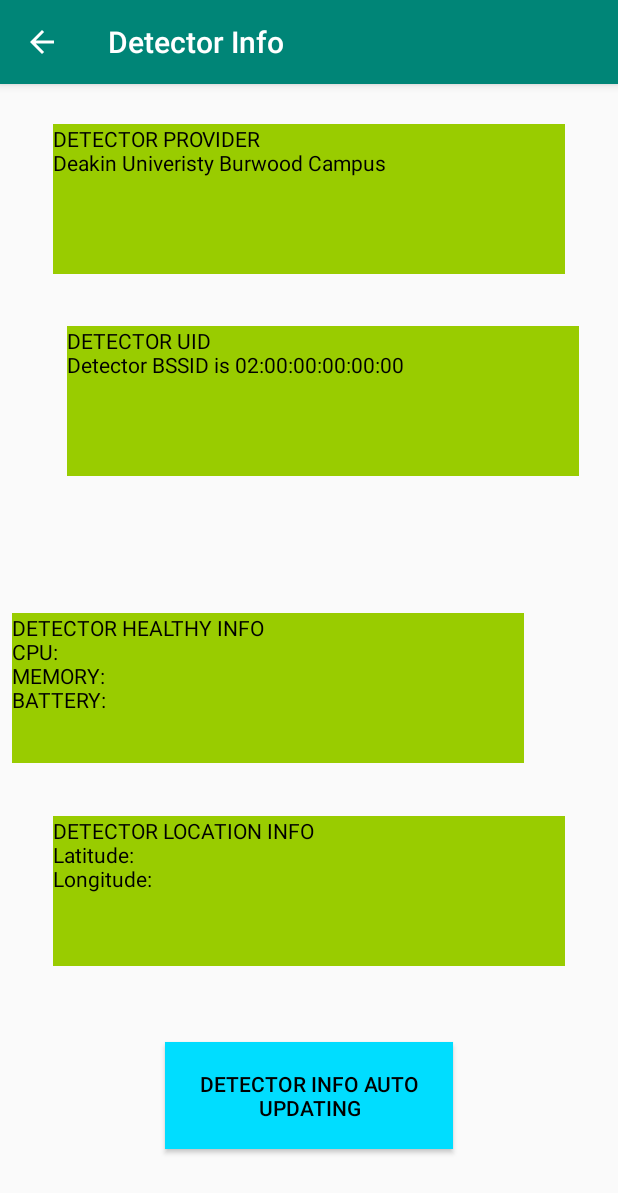
After one commit to dog-dev-mel/Research-Associate-Deakin, an Android app: the DetectorPage screen opened directly, with no data from a screen before it, on a phone screen of 412 x 824 dp. The commit adds this screen. Shown: the top 1193 px of the screen. Run offline under Robolectric (Android 15) with nearby library versions, the phone set to English and light mode, and no system bars.

Commit message:
Adding the DetectorPage containing the Detector name, Detector BSSID. In addition, i will add the CPU, Memory, Battery, Location Info in future and send them into the Smart contract server.

```diff
--- /dev/null
+++ b/app/src/main/java/com/example/ddetector/dronedetector/DetectorPage.java
@@ -0,0 +1,94 @@
+package com.example.ddetector.dronedetector;
+
+import android.content.BroadcastReceiver;
+import android.content.Context;
+import android.content.Intent;
+import android.content.IntentFilter;
+import android.net.wifi.WifiInfo;
+import android.net.wifi.WifiManager;
+import android.os.BatteryManager;
+import android.os.Bundle;
+import android.os.HardwarePropertiesManager;
+import android.support.design.widget.FloatingActionButton;
+import android.support.design.widget.Snackbar;
+import android.support.v7.app.AppCompatActivity;
+import android.support.v7.widget.Toolbar;
+import android.util.Log;
+import android.view.View;
+import android.widget.ArrayAdapter;
+import android.widget.TextView;
+
+import java.sql.Array;
+
+import static android.os.HardwarePropertiesManager.TEMPERATURE_CURRENT;
+
+
+public class DetectorPage extends AppCompatActivity {
+
+
+    @Override
+    protected void onCreate(Bundle savedInstanceState) {
+        super.onCreate(savedInstanceState);
+        setContentView(R.layout.activity_detector_page);
+
+        //Get the Android MAC address as the Detector UID
+        WifiManager wifimanager = (WifiManager) getSystemService(Context.WIFI_SERVICE);
+        WifiInfo info = wifimanager.getConnectionInfo();
+        String macAddress = info.getMacAddress();
+
+        //
+
+//        BatteryManager batterymanager = (BatteryManager) getSystemService(Context.BATTERY_SERVICE);
+//
+//        int level = batterymanager.getIntExtra(BatteryManager.EXTRA_LEVEL, -1);
+//        int scale = batterymanager.getIntExtra(BatteryManager.EXTRA_SCALE, -1);
+//
+//        float batteryPct = level / (float)scale;
+
+
+        //
+//        HardwarePropertiesManager hardwaremanager = (HardwarePropertiesManager) getSystemService(Context.HARDWARE_PROPERTIES_SERVICE);
+//
+//        float[] temperatures = hardwaremanager.getDeviceTemperatures( HardwarePropertiesManager.DEVICE_TEMPERATURE_CPU, HardwarePropertiesManager.TEMPERATURE_CURRENT);
+
+
+
+
+        TextView detectorprovidertxtView = (TextView) findViewById(R.id.detectorProvidertxt);
+        detectorprovidertxtView.setText("DETECTOR PROVIDER" + "\n" + "Deakin Univeristy Burwood Campus"); //set text for text view
+
+        TextView detectornametxtView = (TextView) findViewById(R.id.detectorNametxt);
+        detectornametxtView.setText("DETECTOR UID" + "\n" + "Detector BSSID is " + macAddress);
+
+        TextView detectorHealthyInfoView = (TextView) findViewById(R.id.detectorHealthyInfotxt);
+        detectorHealthyInfoView.setText("DETECTOR HEALTHY INFO" + "\n"
+                                        + "CPU: " + "\n"
+                                        + "MEMORY: " +  "\n"
+                                        + "BATTERY: " ); //set text for text view
+
+        TextView detectorLocationInfoView = (TextView) findViewById(R.id.detectorLocationInfotxt);
+        detectorLocationInfoView.setText("DETECTOR LOCATION INFO" + "\n"
+                                         + "Latitude: " + "\n"
+                                         + "Longitude: " ); //set text for text view
+    }
+
+//    @Override
+    ////    public void onCreate() {
+    ////        BroadcastReceiver batteryReceiver = new BroadcastReceiver() {
+    ////            int scale = -1;
+    ////            int level = -1;
+    ////            int voltage = -1;
+    ////            int temp = -1;
+    ////            @Override
+    ////            public void onReceive(Context context, Intent intent) {
+    ////                level = intent.getIntExtra(BatteryManager.EXTRA_LEVEL, -1);
+    ////                scale = intent.getIntExtra(BatteryManager.EXTRA_SCALE, -1);
+    ////                temp = intent.getIntExtra(BatteryManager.EXTRA_TEMPERATURE, -1);
+    ////                voltage = intent.getIntExtra(BatteryManager.EXTRA_VOLTAGE, -1);
+    ////                Log.e("BatteryManager", "level is "+level+"/"+scale+", temp is "+temp+", voltage is "+voltage);
+    ////            }
+    ////        };
+    ////        IntentFilter filter = new IntentFilter(Intent.ACTION_BATTERY_CHANGED);
+    ////        registerReceiver(batteryReceiver, filter);
+    ////    }
+}
--- /dev/null
+++ b/app/src/main/res/layout/activity_detector_page.xml
@@ -0,0 +1,133 @@
+<?xml version="1.0" encoding="utf-8"?>
+<android.support.constraint.ConstraintLayout xmlns:android="http://schemas.android.com/apk/res/android"
+    xmlns:app="http://schemas.android.com/apk/res-auto"
+    xmlns:tools="http://schemas.android.com/tools"
+    android:layout_width="match_parent"
+    android:layout_height="match_parent"
+    tools:context=".DetectorPage">
+
+
+    <android.support.constraint.Guideline
+        android:id="@+id/guideline5"
+        android:layout_width="wrap_content"
+        android:layout_height="wrap_content"
+        android:orientation="horizontal"
+        app:layout_constraintGuide_percent="0.0" />
+
+    <android.support.constraint.Guideline
+        android:id="@+id/guideline6"
+        android:layout_width="wrap_content"
+        android:layout_height="wrap_content"
+        android:orientation="horizontal"
+        app:layout_constraintGuide_percent="0.20" />
+
+    <android.support.constraint.Guideline
+        android:id="@+id/guideline7"
+        android:layout_width="wrap_content"
+        android:layout_height="wrap_content"
+        android:orientation="horizontal"
+        app:layout_constraintGuide_percent="0.40" />
+
+    <android.support.constraint.Guideline
+        android:id="@+id/guideline8"
+        android:layout_width="wrap_content"
+        android:layout_height="wrap_content"
+        android:orientation="horizontal"
+        app:layout_constraintGuide_percent="0.60" />
+
+    <android.support.constraint.Guideline
+        android:id="@+id/guideline9"
+        android:layout_width="wrap_content"
+        android:layout_height="wrap_content"
+        android:orientation="horizontal"
+        app:layout_constraintGuide_percent="0.80" />
+
+    <android.support.constraint.Guideline
+        android:id="@+id/guideline10"
+        android:layout_width="wrap_content"
+        android:layout_height="wrap_content"
+        android:orientation="horizontal"
+        app:layout_constraintGuide_percent="1.00" />
+
+    <TextView
+        android:id="@+id/detectorProvidertxt"
+        android:layout_width="341dp"
+        android:layout_height="100dp"
+        android:layout_marginStart="8dp"
+        android:layout_marginTop="8dp"
+        android:layout_marginEnd="8dp"
+        android:layout_marginBottom="8dp"
+        android:background="@android:color/holo_green_light"
+        android:text="@string/textview1"
+        android:textColor="@android:color/background_dark"
+        app:layout_constraintBottom_toTopOf="@+id/guideline6"
+        app:layout_constraintEnd_toEndOf="parent"
+        app:layout_constraintStart_toStartOf="parent"
+        app:layout_constraintTop_toTopOf="parent" />
+
+    <TextView
+        android:id="@+id/detectorNametxt"
+        android:layout_width="341dp"
+        android:layout_height="100dp"
+        android:layout_marginStart="8dp"
+        android:layout_marginTop="8dp"
+        android:layout_marginEnd="8dp"
+        android:background="@android:color/holo_green_light"
+        android:text="@string/textview2"
+        android:textColor="@android:color/background_dark"
+        app:layout_constraintBottom_toTopOf="@+id/guideline7"
+        app:layout_constraintEnd_toEndOf="parent"
+        app:layout_constraintHorizontal_bias="0.666"
+        app:layout_constraintStart_toStartOf="parent"
+        app:layout_constraintTop_toTopOf="@+id/guideline6"
+        app:layout_constraintVertical_bias="0.0" />
+
+    <TextView
+        android:id="@+id/detectorHealthyInfotxt"
+        android:layout_width="341dp"
+        android:layout_height="100dp"
+        android:layout_marginStart="8dp"
+        android:layout_marginTop="8dp"
+        android:layout_marginEnd="8dp"
+        android:layout_marginBottom="8dp"
+        android:background="@android:color/holo_green_light"
+        android:text="@string/textview3"
+        android:textColor="@android:color/background_dark"
+        app:layout_constraintBottom_toTopOf="@+id/guideline8"
+        app:layout_constraintEnd_toEndOf="parent"
+        app:layout_constraintHorizontal_bias="0.0"
+        app:layout_constraintStart_toStartOf="parent"
+        app:layout_constraintTop_toBottomOf="@+id/detectorNametxt"
+        app:layout_constraintVertical_bias="1.0" />
+
+    <TextView
+        android:id="@+id/detectorLocationInfotxt"
+        android:layout_width="341dp"
+        android:layout_height="100dp"
+        android:layout_marginStart="8dp"
+        android:layout_marginTop="8dp"
+        android:layout_marginEnd="8dp"
+        android:layout_marginBottom="8dp"
+        android:background="@android:color/holo_green_light"
+        android:text="@string/textview4"
+        android:textColor="@android:color/background_dark"
+        app:layout_constraintBottom_toTopOf="@+id/guideline9"
+        app:layout_constraintEnd_toEndOf="parent"
+        app:layout_constraintStart_toStartOf="parent"
+        app:layout_constraintTop_toTopOf="@+id/guideline8" />
+
+    <Button
+        android:id="@+id/detectorinfo_updating_btn"
+        android:layout_width="192dp"
+        android:layout_height="71dp"
+        android:layout_marginStart="8dp"
+        android:layout_marginTop="24dp"
+        android:layout_marginEnd="8dp"
+        android:background="@android:color/holo_blue_bright"
+        android:text="@string/btnDetector"
+        android:textColor="@android:color/background_dark"
+        app:layout_constraintEnd_toEndOf="parent"
+        app:layout_constraintStart_toStartOf="parent"
+        app:layout_constraintTop_toTopOf="@+id/guideline9" />
+
+</android.support.constraint.ConstraintLayout>
--- a/app/src/main/res/layout/content_start_page.xml
+++ b/app/src/main/res/layout/content_start_page.xml
@@ -13,7 +13,6 @@
         android:layout_width="wrap_content"
         android:layout_height="wrap_content"
         android:orientation="horizontal"
-        app:layout_constraintGuide_begin="148dp"
         app:layout_constraintGuide_percent="0.0" />
 
     <android.support.constraint.Guideline
@@ -21,7 +20,6 @@
         android:layout_width="wrap_content"
         android:layout_height="wrap_content"
         android:orientation="horizontal"
-        app:layout_constraintGuide_begin="20dp"
         app:layout_constraintGuide_percent="0.40" />
 
     <android.support.constraint.Guideline
@@ -29,7 +27,6 @@
         android:layout_width="wrap_content"
         android:layout_height="wrap_content"
         android:orientation="horizontal"
-        app:layout_constraintGuide_begin="20dp"
         app:layout_constraintGuide_percent="0.60" />
 
     <android.support.constraint.Guideline
@@ -37,7 +34,6 @@
         android:layout_width="wrap_content"
         android:layout_height="wrap_content"
         android:orientation="horizontal"
-        app:layout_constraintGuide_begin="20dp"
         app:layout_constraintGuide_percent="1.00" />
 
     <Button
--- a/app/src/main/res/values/strings.xml
+++ b/app/src/main/res/values/strings.xml
@@ -7,6 +7,13 @@
     <string name="deakin_drone_detector">Deakin Drone Detector</string>
     <string name="todo">TODO</string>
     <string name="platform">Platform</string>
-    <string name="scanning_drone">Scanning Drone</string>
-    <string name="updating_info">Updating Info</string>
+    <string name="scanning_drone">Drone Scan</string>
+    <string name="updating_info">Drone Scan Resutls Auto Updating</string>
+    <string name="title_activity_detector">Detector</string>
+    <string name="title_activity_detector_page">Detector Info</string>
+    <string name="textview1">Detector Provider</string>
+    <string name="textview2">Detector Name</string>
+    <string name="textview3">Detector Healthy</string>
+    <string name="textview4">Detector Locations</string>
+    <string name="btnDetector">Detector Info Auto Updating</string>
 </resources>
```
Also changed, not shown: app/src/main/AndroidManifest.xml (+22 -8 lines), app/src/main/java/com/example/ddetector/dronedetector/DatabaseHelper.java (added, +49 -0 lines), app/src/main/java/com/example/ddetector/dronedetector/DroneScanningPage.java (+42 -12 lines), app/src/main/java/com/example/ddetector/dronedetector/StartPage.java (+9 -0 lines), app/src/main/res/layout/activity_dronescanningpage.xml (+5 -5 lines), app/src/main/res/layout/content_dronescanningpage.xml (deleted, +0 -12 lines).
